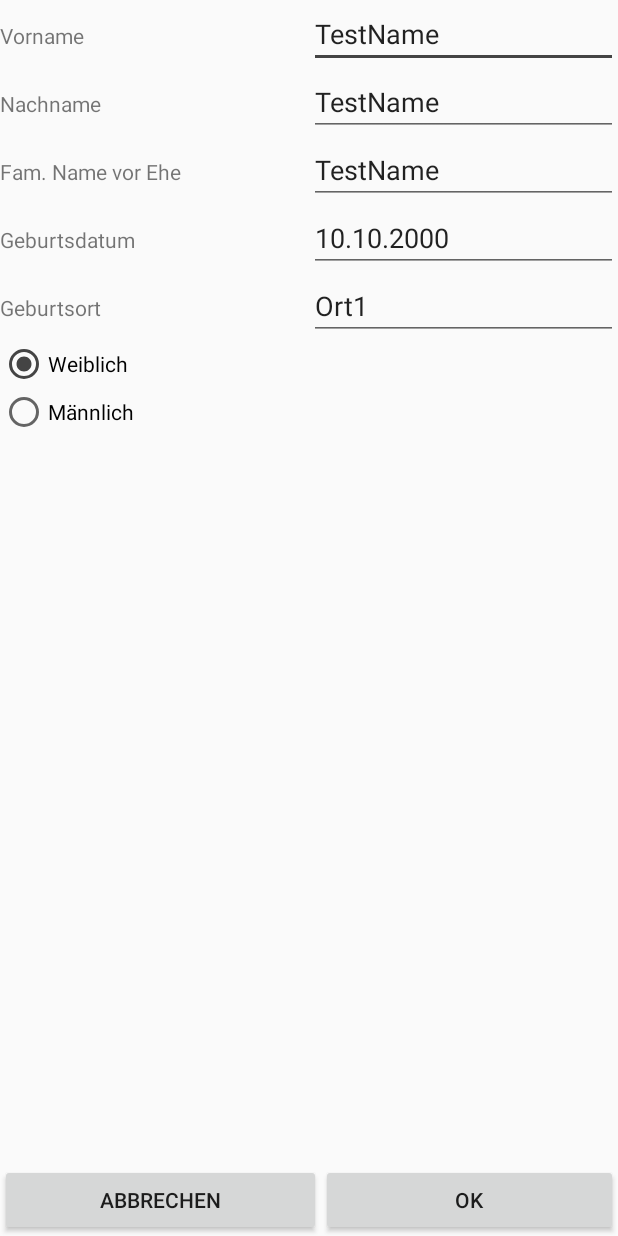
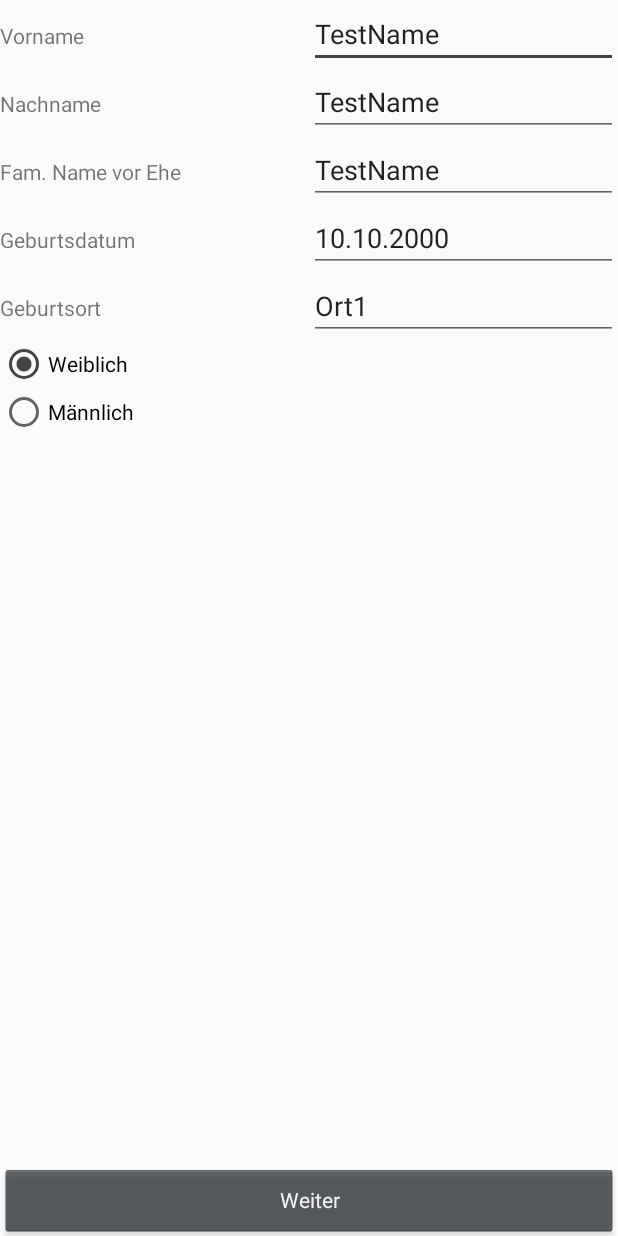
Before and after one commit to SKogelnik/resifo-android, an Android app: the InputOneActivity screen opened directly, with no data from a screen before it, on a phone screen of 412 x 824 dp. Run offline under Robolectric (Android 15) with nearby library versions, the phone set to English and light mode, and no system bars; 8 statements that could not run were skipped.

Commit message:
Improved designs

```diff
--- a/Resifo/app/src/main/res/layout/input1_page.xml
+++ b/Resifo/app/src/main/res/layout/input1_page.xml
@@ -160,19 +160,13 @@
         android:gravity="bottom">
 
         <Button
-            android:text="Abbrechen"
-            android:layout_width="wrap_content"
-            android:layout_height="wrap_content"
-            android:id="@+id/buttonCancelNamePage"
-            android:layout_weight="1" />
-
-        <Button
-            android:text="OK"
+            android:text="Weiter"
             android:layout_width="wrap_content"
             android:layout_height="wrap_content"
             android:id="@+id/button"
             android:layout_weight="1"
-            android:onClick="onNextPage" />
+            android:onClick="onNextPage"
+            style="@style/btnStyle" />
     </LinearLayout>
 
 </LinearLayout>
--- a/Resifo/app/src/main/res/layout/instruction_page.xml
+++ b/Resifo/app/src/main/res/layout/instruction_page.xml
@@ -27,7 +27,8 @@
             android:layout_width="match_parent"
             android:layout_height="wrap_content"
             android:id="@+id/understandButton"
-            android:onClick="onUnderstand" />
+            android:onClick="onUnderstand"
+            style="@style/btnStyle" />
     </LinearLayout>
 
 </LinearLayout>
```
Also changed, not shown: Resifo/app/src/main/res/layout/details.xml (+6 -3 lines), Resifo/app/src/main/res/layout/home4_page.xml (+5 -3 lines), Resifo/app/src/main/res/layout/religion2_page.xml (+5 -3 lines), Resifo/app/src/main/res/layout/travel3_page.xml (+5 -3 lines).
